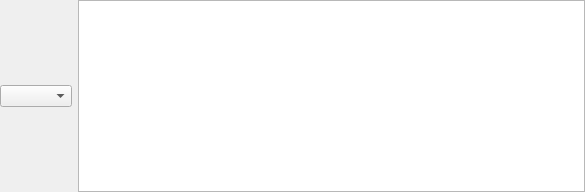
Qt form src/qtui/ui/inputwidget.ui (quassel/quassel) before a commit.
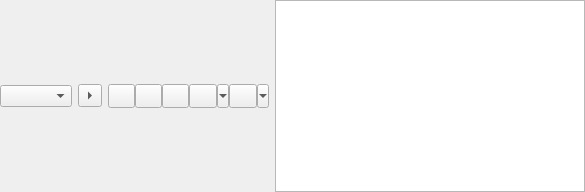
The same form after that commit. Custom widgets are drawn as their Qt base class.

```diff
--- a/src/qtui/ui/inputwidget.ui
+++ b/src/qtui/ui/inputwidget.ui
@@ -16,6 +16,12 @@
     <verstretch>0</verstretch>
    </sizepolicy>
   </property>
+  <property name="minimumSize">
+   <size>
+    <width>192</width>
+    <height>0</height>
+   </size>
+  </property>
   <property name="windowTitle">
    <string>Form</string>
   </property>
@@ -24,7 +30,198 @@
     <number>0</number>
    </property>
    <item>
-    <widget class="QComboBox" name="ownNick"/>
+    <widget class="QComboBox" name="ownNick">
+     <property name="frame">
+      <bool>true</bool>
+     </property>
+    </widget>
+   </item>
+   <item>
+    <widget class="QToolButton" name="showStyleButton">
+     <property name="sizePolicy">
+      <sizepolicy hsizetype="Preferred" vsizetype="Fixed">
+       <horstretch>0</horstretch>
+       <verstretch>0</verstretch>
+      </sizepolicy>
+     </property>
+     <property name="text">
+      <string/>
+     </property>
+     <property name="checkable">
+      <bool>true</bool>
+     </property>
+     <property name="arrowType">
+      <enum>Qt::RightArrow</enum>
+     </property>
+    </widget>
+   </item>
+   <item>
+    <widget class="QFrame" name="styleFrame">
+     <property name="sizePolicy">
+      <sizepolicy hsizetype="Preferred" vsizetype="Fixed">
+       <horstretch>0</horstretch>
+       <verstretch>0</verstretch>
+      </sizepolicy>
+     </property>
+     <property name="minimumSize">
+      <size>
+       <width>161</width>
+       <height>24</height>
+      </size>
+     </property>
+     <property name="lineWidth">
+      <number>0</number>
+     </property>
+     <widget class="QToolButton" name="textcolorButton">
+      <property name="geometry">
+       <rect>
+        <x>81</x>
+        <y>0</y>
+        <width>40</width>
+        <height>24</height>
+       </rect>
+      </property>
+      <property name="sizePolicy">
+       <sizepolicy hsizetype="Preferred" vsizetype="Fixed">
+        <horstretch>0</horstretch>
+        <verstretch>0</verstretch>
+       </sizepolicy>
+      </property>
+      <property name="text">
+       <string/>
+      </property>
+      <property name="popupMode">
+       <enum>QToolButton::MenuButtonPopup</enum>
+      </property>
+      <property name="arrowType">
+       <enum>Qt::NoArrow</enum>
+      </property>
+     </widget>
+     <widget class="QToolButton" name="boldButton">
+      <property name="enabled">
+       <bool>true</bool>
+      </property>
+      <property name="geometry">
+       <rect>
+        <x>0</x>
+        <y>0</y>
+        <width>27</width>
+        <height>24</height>
+       </rect>
+      </property>
+      <property name="sizePolicy">
+       <sizepolicy hsizetype="Preferred" vsizetype="Fixed">
+        <horstretch>0</horstretch>
+        <verstretch>0</verstretch>
+       </sizepolicy>
+      </property>
+      <property name="text">
+       <string/>
+      </property>
+      <property name="iconSize">
+       <size>
+        <width>16</width>
+        <height>16</height>
+       </size>
+      </property>
+      <property name="checkable">
+       <bool>true</bool>
+      </property>
+      <property name="checked">
+       <bool>false</bool>
+      </property>
+     </widget>
+     <widget class="QToolButton" name="underlineButton">
+      <property name="enabled">
+       <bool>true</bool>
+      </property>
+      <property name="geometry">
+       <rect>
+        <x>54</x>
+        <y>0</y>
+        <width>27</width>
+        <height>24</height>
+       </rect>
+      </property>
+      <property name="sizePolicy">
+       <sizepolicy hsizetype="Preferred" vsizetype="Fixed">
+        <horstretch>0</horstretch>
+        <verstretch>0</verstretch>
+       </sizepolicy>
+      </property>
+      <property name="text">
+       <string/>
+      </property>
+      <property name="iconSize">
+       <size>
+        <width>16</width>
+        <height>16</height>
+       </size>
+      </property>
+      <property name="checkable">
+       <bool>true</bool>
+      </property>
+      <property name="checked">
+       <bool>false</bool>
+      </property>
+     </widget>
+     <widget class="QToolButton" name="highlightcolorButton">
+      <property name="geometry">
+       <rect>
+        <x>121</x>
+        <y>0</y>
+        <width>40</width>
+        <height>24</height>
+       </rect>
+      </property>
+      <property name="sizePolicy">
+       <sizepolicy hsizetype="Preferred" vsizetype="Fixed">
+        <horstretch>0</horstretch>
+        <verstretch>0</verstretch>
+       </sizepolicy>
+      </property>
+      <property name="text">
+       <string/>
+      </property>
+      <property name="popupMode">
+       <enum>QToolButton::MenuButtonPopup</enum>
+      </property>
+     </widget>
+     <widget class="QToolButton" name="italicButton">
+      <property name="enabled">
+       <bool>true</bool>
+      </property>
+      <property name="geometry">
+       <rect>
+        <x>27</x>
+        <y>0</y>
+        <width>27</width>
+        <height>24</height>
+       </rect>
+      </property>
+      <property name="sizePolicy">
+       <sizepolicy hsizetype="Preferred" vsizetype="Fixed">
+        <horstretch>0</horstretch>
+        <verstretch>0</verstretch>
+       </sizepolicy>
+      </property>
+      <property name="text">
+       <string/>
+      </property>
+      <property name="iconSize">
+       <size>
+        <width>16</width>
+        <height>16</height>
+       </size>
+      </property>
+      <property name="checkable">
+       <bool>true</bool>
+      </property>
+      <property name="checked">
+       <bool>false</bool>
+      </property>
+     </widget>
+    </widget>
    </item>
    <item>
     <widget class="MultiLineEdit" name="inputEdit">
```
